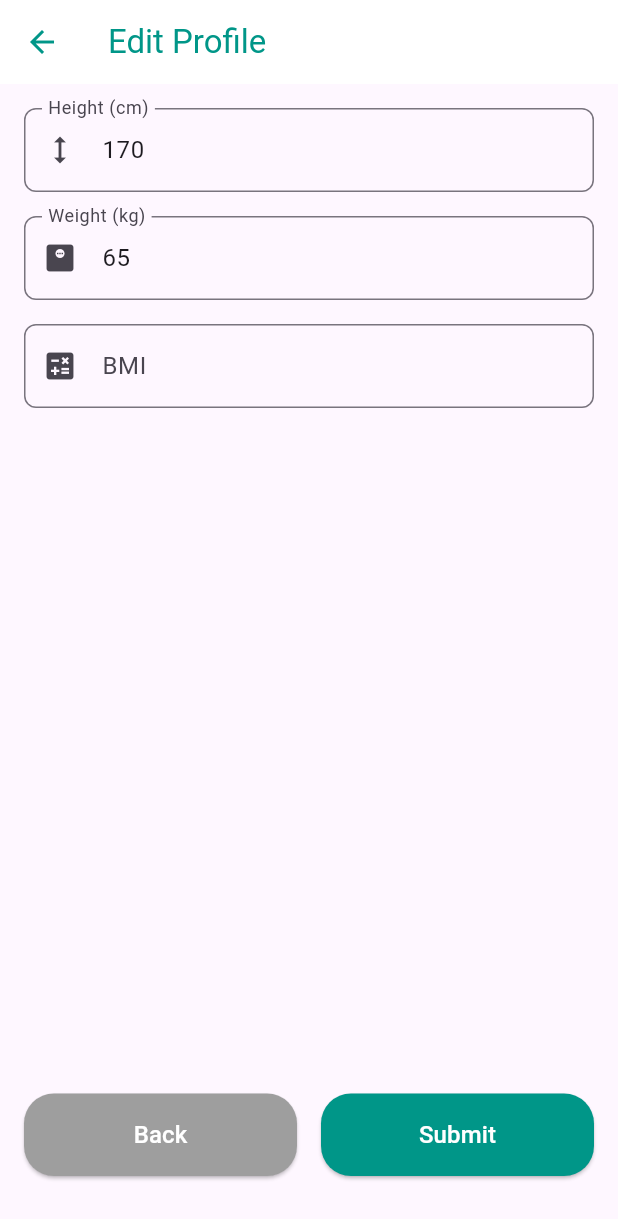
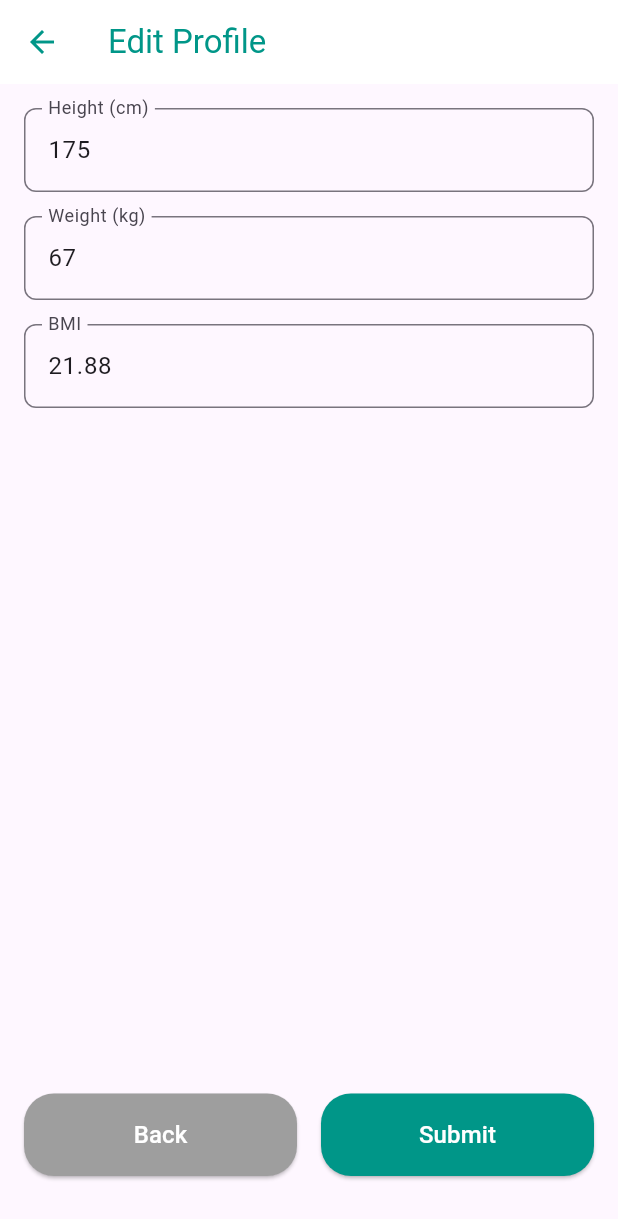
Before and after one commit to HongEngVathana/Hoapital, a Flutter app: the IdentificationScreen screen opened directly, after a tap on "Next", on a phone screen of 412 x 824 dp. Shown: the top 1219 px of the screen. Run offline on Flutter 3.47's test engine with Material 3 defaults, Android fonts, the light colour scheme and no system bars; our stand-ins replace carousel_slider, image_picker, lottie, persistent_bottom_nav_bar, remixicon; network calls fail.

Commit message:
updated on edit personal form use data as a mock json, Fixed on auto calculate BMI

```diff
--- a/lib/assets/jsons/eiditProfile_data.json
+++ b/lib/assets/jsons/eiditProfile_data.json
@@ -7,6 +7,6 @@
   "driverID": "1222999",
   "dob": "1990-01-01",
   "address": "123 Main Street, Phnom Penh",
-  "height": "170",
-  "weight": "60"
+  "height": "175",
+  "weight": "67"
 }
--- a/lib/features/auth/views/editProfile_screen.dart
+++ b/lib/features/auth/views/editProfile_screen.dart
@@ -239,6 +239,7 @@ class _IdentificationScreenState extends State<IdentificationScreen> {
                 _buildTextField("Address", addressController),
                 const Spacer(),
                 _buildNavigationButtons(context),
+                const SizedBox(height: 24.0),
               ],
             ),
           );
@@ -335,7 +336,7 @@ class _IdentificationScreenState extends State<IdentificationScreen> {
       ],
     );
   }
-} // For JSON handling
+}
 
 class MeasurementsScreen extends StatefulWidget {
   const MeasurementsScreen({super.key});
@@ -349,12 +350,21 @@ class _MeasurementsScreenState extends State<MeasurementsScreen> {
   final TextEditingController weightController = TextEditingController();
   final TextEditingController bmiController = TextEditingController();
 
+  late Future<PersonalInfo> personalInfoFuture;
+
   @override
   void initState() {
     super.initState();
-    _fetchDataFromJson();
+    personalInfoFuture = PersonalInfoService().loadPersonalInfo();
 
-    // Fetch data when screen initializes
+    // Set initial height and weight and calculate BMI
+    personalInfoFuture.then((personalInfo) {
+      heightController.text = personalInfo.height;
+      weightController.text = personalInfo.weight;
+      _calculateBMI();
+    });
+
+    // listeners to update BMI dynamically
     heightController.addListener(_calculateBMI);
     weightController.addListener(_calculateBMI);
   }
@@ -365,26 +375,6 @@ class _MeasurementsScreenState extends State<MeasurementsScreen> {
     weightController.dispose();
     bmiController.dispose();
     super.dispose();
-  }
-
-  /// Simulate fetching data from a JSON object
-  Future<void> _fetchDataFromJson() async {
-    // Simulated JSON response
-    const jsonData = '''
-      {
-        "height": 170,
-        "weight": 65
-      }
-    ''';
-
-    // Parse the JSON data
-    final Map<String, dynamic> data = jsonDecode(jsonData);
-
-    // Update controllers with the fetched data
-    setState(() {
-      heightController.text = data['height'].toString();
-      weightController.text = data['weight'].toString();
-    });
   }
 
   void _calculateBMI() {
@@ -422,34 +412,29 @@ class _MeasurementsScreenState extends State<MeasurementsScreen> {
           onPressed: () => Navigator.pop(context),
         ),
       ),
-      body: Padding(
+      body: FutureBuilder<PersonalInfo>(
+        future: personalInfoFuture,
+        builder: (context, snapshot) {
+          if (snapshot.connectionState == ConnectionState.waiting) {
+            return const Center(child: CircularProgressIndicator());
+          } else if (snapshot.hasError) {
+            return Center(child: Text('Error: ${snapshot.error}'));
+          } else if (!snapshot.hasData) {
+            return const Center(child: Text("No data available"));
+          }
+
+          // ignore: unused_local_variable
+          final personalInfo = snapshot.data!;
+          return Padding(
             padding: const EdgeInsets.all(16.0),
             child: Column(
               crossAxisAlignment: CrossAxisAlignment.start,
               children: [
-            _buildTextField(
-              label: "Height (cm)",
-              controller: heightController,
-              hintText: "Enter your height in cm",
-              icon: Icons.height,
-              inputType: TextInputType.number,
-            ),
+                _buildTextField("Height (cm)", heightController),
                 const SizedBox(height: 16),
-            _buildTextField(
-              label: "Weight (kg)",
-              controller: weightController,
-              hintText: "Enter your weight in kg",
-              icon: Icons.monitor_weight,
-              inputType: TextInputType.number,
-            ),
+                _buildTextField("Weight (kg)", weightController),
                 const SizedBox(height: 16),
-            _buildTextField(
-              label: "BMI",
-              controller: bmiController,
-              isReadOnly: true,
-              hintText: "Your BMI will be calculated here",
-              icon: Icons.calculate,
-            ),
+                _buildTextField("BMI", bmiController),
                 const Spacer(),
                 Row(
                   children: [
@@ -509,30 +494,20 @@ class _MeasurementsScreenState extends State<MeasurementsScreen> {
                 const SizedBox(height: 24.0),
               ],
             ),
+          );
+        },
       ),
     );
   }
 
-  Widget _buildTextField({
-    required String label,
-    required TextEditingController controller,
-    bool isReadOnly = false,
-    String? hintText,
-    IconData? icon,
-    TextInputType inputType = TextInputType.text,
-  }) {
+  Widget _buildTextField(String label, TextEditingController controller) {
     return TextField(
       controller: controller,
-      readOnly: isReadOnly,
-      keyboardType: inputType,
       decoration: InputDecoration(
           labelText: label,
-        hintText: hintText,
-        prefixIcon: icon != null ? Icon(icon) : null,
           border: OutlineInputBorder(
             borderRadius: BorderRadius.circular(8.0),
-        ),
-      ),
+          )),
     );
   }
 }
```
Lines whose indentation alone changed are shown as unchanged.
